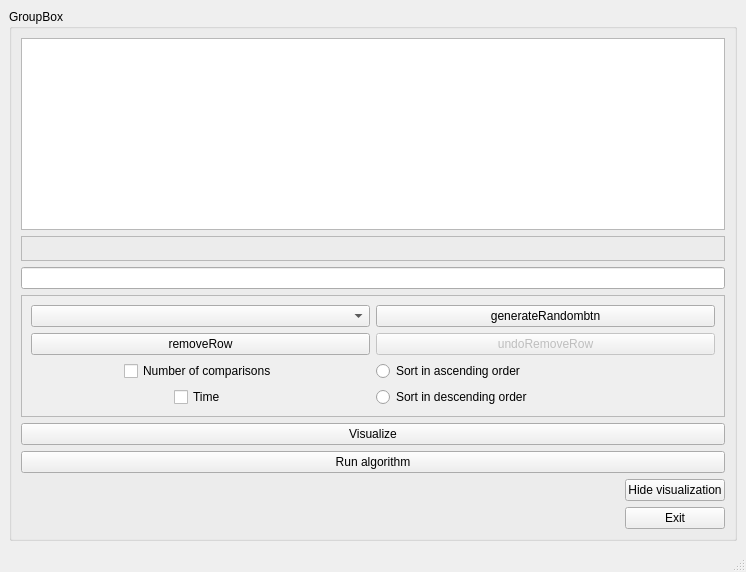
This is OOPlab2/mainwindow.ui in YaroslavDrovolskyi/OOOP-algorithms-project as Qt 5 draws it before an edit. The edited form follows.
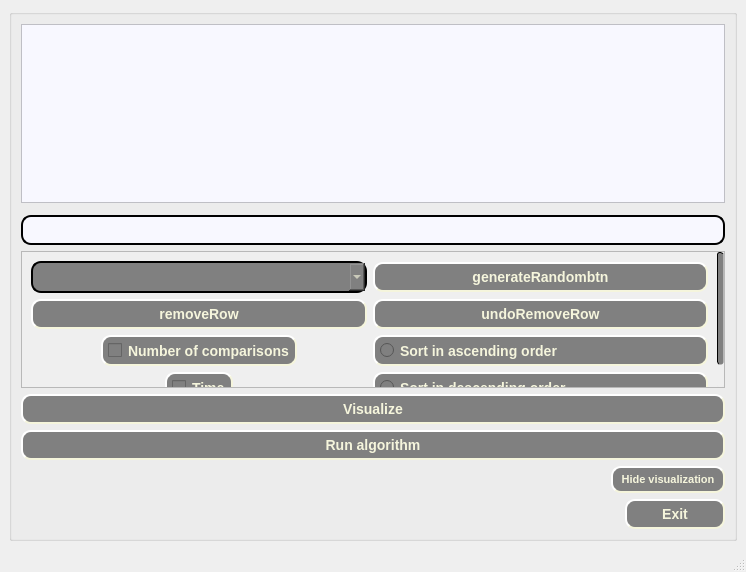
This is the edited form.

Patch:
```diff
--- a/OOPlab2/mainwindow.ui
+++ b/OOPlab2/mainwindow.ui
@@ -13,6 +13,79 @@
   <property name="windowTitle">
    <string>MainWindow</string>
   </property>
+  <property name="styleSheet">
+   <string notr="true">QScrollBar::vertical{
+background: none;
+border-style: outset;
+border-width: 1px;
+border:none;
+width:7px;
+border-radius: 3px;
+}
+
+QScrollBar::handle:vertical {
+background-color: #808080;
+border-style: outset;
+border-width: 1px;
+border-radius: 3px;
+width:7px;
+}
+
+QScrollBar::sub-line:vertical {
+	border: none;
+      background: none;
+
+}
+
+
+/* BTN BOTTOM - SCROLLBAR */
+QScrollBar::add-line:vertical {
+		border: none;
+      background: none;
+}
+QScrollBar::up-arrow:vertical, QScrollBar::down-arrow:vertical {
+	background: none;
+}
+QScrollBar::add-page:vertical, QScrollBar::sub-page:vertical {
+	background: none;
+}
+QHeaderView::section
+{
+
+    background-color: #808080;
+	color:#F5F5DC;
+    padding: 4px;
+    font:bold 14px;
+
+}
+QHeaderView::section:checked
+{
+    background-color:FFFFFF;
+	
+    
+}
+QTableView
+{
+    font:bold 14px;
+
+}
+QTableView::item
+{
+	background-color: #808080;
+	color:#F5F5DC;
+}
+QTableView::item::selected
+{
+	background-color: #464646;
+    
+}
+
+QTableView QTableCornerButton::section
+{
+    background-color: #808080;
+    
+}</string>
+  </property>
   <widget class="QWidget" name="centralwidget">
    <property name="sizePolicy">
     <sizepolicy hsizetype="Preferred" vsizetype="Preferred">
@@ -48,7 +121,7 @@
        </size>
       </property>
       <property name="title">
-       <string>GroupBox</string>
+       <string/>
       </property>
       <layout class="QVBoxLayout" name="verticalLayout">
        <item>
@@ -59,6 +132,9 @@
            <verstretch>0</verstretch>
           </sizepolicy>
          </property>
+         <property name="styleSheet">
+          <string notr="true">background-color:#F8F8FF</string>
+         </property>
          <attribute name="horizontalHeaderCascadingSectionResizes">
           <bool>true</bool>
          </attribute>
@@ -93,7 +169,17 @@
         </widget>
        </item>
        <item>
-        <widget class="QLineEdit" name="inputline"/>
+        <widget class="QLineEdit" name="inputline">
+         <property name="styleSheet">
+          <string notr="true">background-color: #F8F8FF;
+color:#808080;
+ border-style: outset;
+    border-width: 2px;
+    border-radius: 10px;
+    font: bold 11px;
+padding: 5px</string>
+         </property>
+        </widget>
        </item>
        <item>
         <widget class="QScrollArea" name="scrollArea">
@@ -120,23 +206,51 @@
            <rect>
             <x>0</x>
             <y>0</y>
-            <width>706</width>
-            <height>116</height>
+            <width>699</width>
+            <height>162</height>
            </rect>
           </property>
           <layout class="QGridLayout" name="gridLayout_2">
            <item row="4" column="3">
             <widget class="QRadioButton" name="radioDescend">
+             <property name="styleSheet">
+              <string notr="true">background-color: #808080;
+color:#F5F5DC;
+ border-style: outset;
+    border-width: 2px;
+    border-radius: 10px;
+    font: bold 14px;
+padding: 5px</string>
+             </property>
              <property name="text">
               <string>Sort in descending order</string>
              </property>
             </widget>
            </item>
            <item row="0" column="1">
-            <widget class="QComboBox" name="algoselector"/>
+            <widget class="QComboBox" name="algoselector">
+             <property name="styleSheet">
+              <string notr="true">background-color: #808080;
+color:#F5F5DC;
+ border-style: outset;
+    border-width: 2px;
+    border-radius: 10px;
+    font: bold 14px;
+padding: 5px</string>
+             </property>
+            </widget>
            </item>
            <item row="4" column="1" alignment="Qt::AlignHCenter">
             <widget class="QCheckBox" name="checkBoxTime">
+             <property name="styleSheet">
+              <string notr="true">background-color: #808080;
+color:#F5F5DC;
+ border-style: outset;
+    border-width: 2px;
+    border-radius: 10px;
+    font: bold 14px;
+padding: 5px</string>
+             </property>
              <property name="text">
               <string>Time</string>
              </property>
@@ -144,6 +258,15 @@
            </item>
            <item row="3" column="3">
             <widget class="QRadioButton" name="radioAscend">
+             <property name="styleSheet">
+              <string notr="true">background-color: #808080;
+color:#F5F5DC;
+ border-style: outset;
+    border-width: 2px;
+    border-radius: 10px;
+    font: bold 14px;
+padding: 5px</string>
+             </property>
              <property name="text">
               <string>Sort in ascending order</string>
              </property>
@@ -151,6 +274,15 @@
            </item>
            <item row="3" column="1" alignment="Qt::AlignHCenter">
             <widget class="QCheckBox" name="checkBoxMemory">
+             <property name="styleSheet">
+              <string notr="true">background-color: #808080;
+color:#F5F5DC;
+ border-style: outset;
+    border-width: 2px;
+    border-radius: 10px;
+    font: bold 14px;
+padding: 5px</string>
+             </property>
              <property name="text">
               <string>Number of comparisons</string>
              </property>
@@ -158,6 +290,15 @@
            </item>
            <item row="0" column="3">
             <widget class="QPushButton" name="genRandInputBtn">
+             <property name="styleSheet">
+              <string notr="true">background-color: #808080;
+color:#F5F5DC;
+ border-style: outset;
+    border-width: 2px;
+    border-radius: 10px;
+    font: bold 14px;
+padding: 5px</string>
+             </property>
              <property name="text">
               <string>generateRandombtn</string>
              </property>
@@ -168,6 +309,15 @@
              <property name="enabled">
               <bool>false</bool>
              </property>
+             <property name="styleSheet">
+              <string notr="true">background-color: #808080;
+color:#F5F5DC;
+ border-style: outset;
+    border-width: 2px;
+    border-radius: 10px;
+    font: bold 14px;
+padding: 5px</string>
+             </property>
              <property name="text">
               <string>undoRemoveRow</string>
              </property>
@@ -175,6 +325,15 @@
            </item>
            <item row="1" column="1">
             <widget class="QPushButton" name="removeRowBtn">
+             <property name="styleSheet">
+              <string notr="true">background-color: #808080;
+color:#F5F5DC;
+ border-style: outset;
+    border-width: 2px;
+    border-radius: 10px;
+    font: bold 14px;
+padding: 5px</string>
+             </property>
              <property name="text">
               <string>removeRow</string>
              </property>
@@ -186,6 +345,15 @@
        </item>
        <item>
         <widget class="QPushButton" name="visualizebtn">
+         <property name="styleSheet">
+          <string notr="true">background-color: #808080;
+color:#F5F5DC;
+ border-style: outset;
+    border-width: 2px;
+    border-radius: 10px;
+    font: bold 14px;
+padding: 5px</string>
+         </property>
          <property name="text">
           <string>Visualize</string>
          </property>
@@ -193,6 +361,15 @@
        </item>
        <item>
         <widget class="QPushButton" name="btnrun">
+         <property name="styleSheet">
+          <string notr="true">background-color: #808080;
+color:#F5F5DC;
+ border-style: outset;
+    border-width: 2px;
+    border-radius: 10px;
+    font: bold 14px;
+padding: 5px</string>
+         </property>
          <property name="text">
           <string>Run algorithm</string>
          </property>
@@ -202,13 +379,22 @@
         <widget class="QPushButton" name="hidebtn">
          <property name="maximumSize">
           <size>
-           <width>100</width>
+           <width>114</width>
            <height>16777215</height>
           </size>
          </property>
          <property name="layoutDirection">
           <enum>Qt::RightToLeft</enum>
          </property>
+         <property name="styleSheet">
+          <string notr="true">background-color: #808080;
+color:#F5F5DC;
+ border-style: outset;
+    border-width: 2px;
+    border-radius: 10px;
+    font: bold 11px;
+padding: 5px</string>
+         </property>
          <property name="text">
           <string>Hide visualization</string>
          </property>
@@ -237,6 +423,15 @@
          <property name="layoutDirection">
           <enum>Qt::RightToLeft</enum>
          </property>
+         <property name="styleSheet">
+          <string notr="true">background-color: #808080;
+color:#F5F5DC;
+ border-style: outset;
+    border-width: 2px;
+    border-radius: 10px;
+    font: bold 14px;
+padding: 5px</string>
+         </property>
          <property name="text">
           <string>Exit</string>
          </property>
```
Left out of the diff: 6 changed lines with no effect on the pictures.
